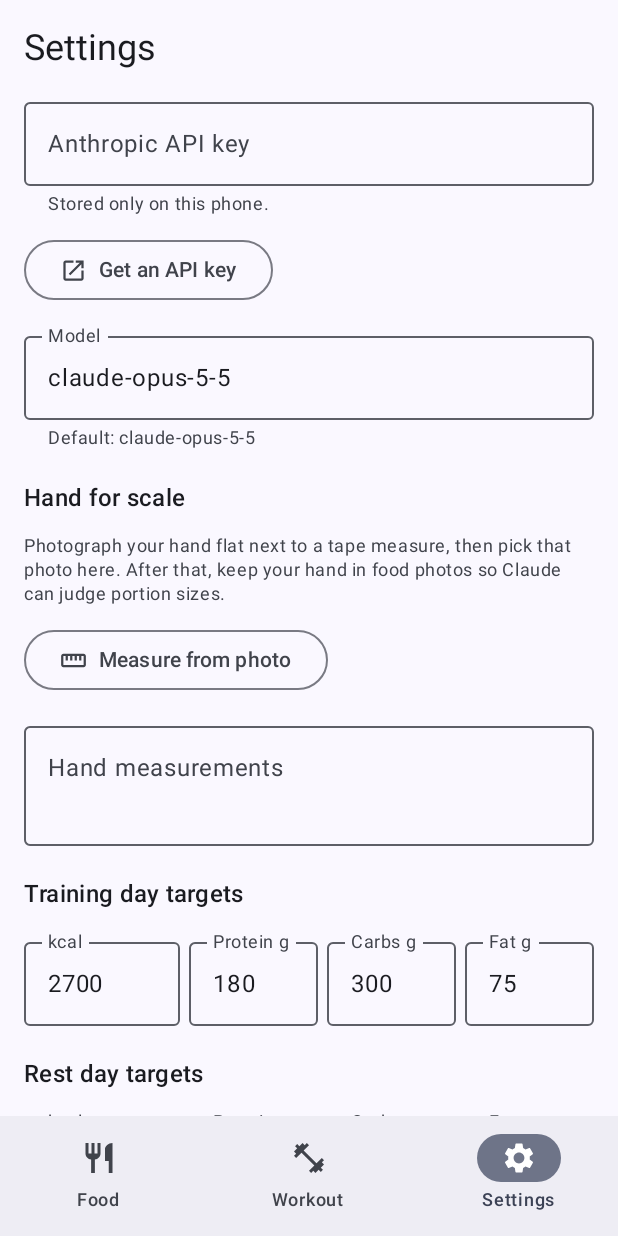
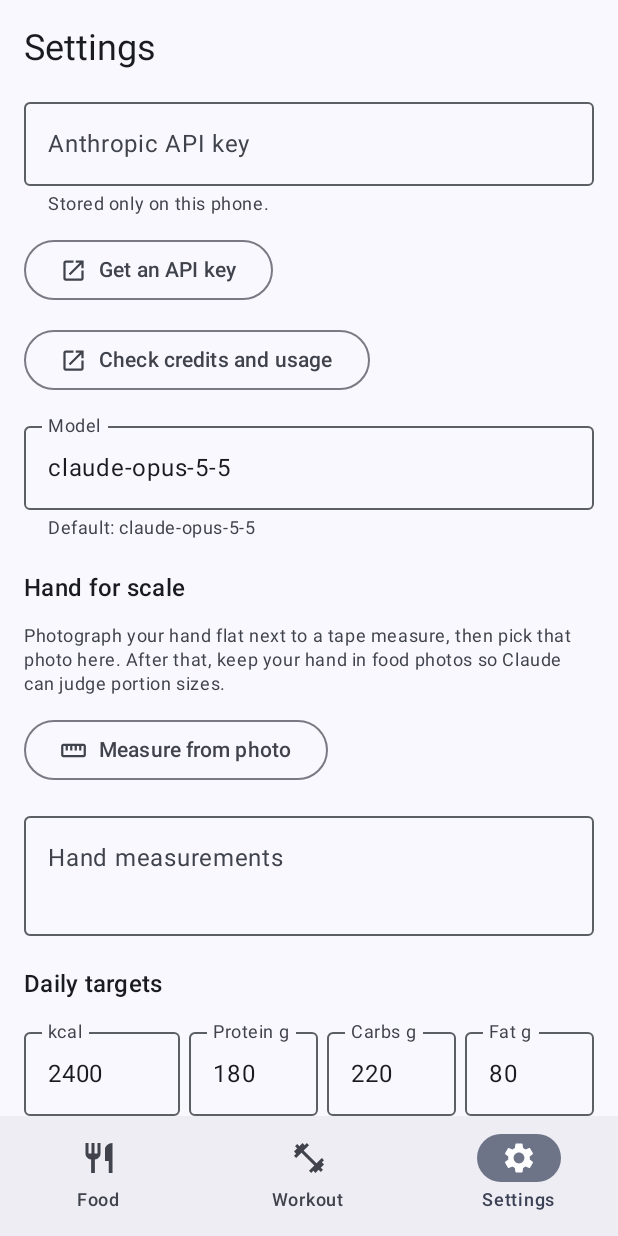
Before and after one commit to palatown/macroman, an Android app built with Jetpack Compose: the screen it shows after launch (MainActivity), on a phone screen of 412 x 824 dp. Run offline under Robolectric (Android 15) with nearby library versions, the phone set to English and light mode, and no system bars; our stand-ins replace Room's generated code; libraries missing offline, so code that uses them is left out: com.anthropic.client, com.anthropic.core, com.anthropic.errors, com.anthropic.models.

Commit message:
Use one set of daily targets, and link to billing from Settings
Drops the rest vs training day split. The rest day targets carry over as the
only targets, and logging a workout no longer changes them. A normal API key
can't read its credit balance, so Settings links to the Console billing page.

Co-Authored-By: Claude Opus 5.5 <noreply@anthropic.com>

```diff
--- a/app/src/main/java/com/dirkraft/macroman/data/Settings.kt
+++ b/app/src/main/java/com/dirkraft/macroman/data/Settings.kt
@@ -26,16 +26,12 @@ class Settings(context: Context) {
     /** Hand dimensions, one per line, sent with food photos so a hand in frame gives scale. */
     var handReference by pref("hand_reference", "")
 
-    private var trainingRaw by pref("targets_training", DEFAULT_TRAINING.encode())
-    private var restRaw by pref("targets_rest", DEFAULT_REST.encode())
+    // Stored under the old rest day key, which is what carries the existing values over.
+    private var targetsRaw by pref("targets_rest", DEFAULT_TARGETS.encode())
 
-    var trainingTargets: Targets
-        get() = Targets.decode(trainingRaw, DEFAULT_TRAINING)
-        set(v) { trainingRaw = v.encode() }
-
-    var restTargets: Targets
-        get() = Targets.decode(restRaw, DEFAULT_REST)
-        set(v) { restRaw = v.encode() }
+    var targets: Targets
+        get() = Targets.decode(targetsRaw, DEFAULT_TARGETS)
+        set(v) { targetsRaw = v.encode() }
 
     private fun pref(key: String, default: String) = object {
         private val state = mutableStateOf(prefs.getString(key, default) ?: default)
@@ -49,7 +45,6 @@ class Settings(context: Context) {
     companion object {
         const val DEFAULT_MODEL = "claude-opus-5-5"
         // Lean-gain starting points for roughly an 80 kg lifter; meant to be tuned in Settings.
-        val DEFAULT_TRAINING = Targets(calories = 2700, protein = 180, carbs = 300, fat = 75)
-        val DEFAULT_REST = Targets(calories = 2400, protein = 180, carbs = 220, fat = 80)
+        val DEFAULT_TARGETS = Targets(calories = 2400, protein = 180, carbs = 220, fat = 80)
     }
 }
--- a/app/src/main/java/com/dirkraft/macroman/ui/SettingsScreen.kt
+++ b/app/src/main/java/com/dirkraft/macroman/ui/SettingsScreen.kt
@@ -42,6 +42,7 @@ import com.dirkraft.macroman.data.Settings
 import com.dirkraft.macroman.data.Targets
 
 private const val CONSOLE_KEYS_URL = "https://console.anthropic.com/settings/keys"
+private const val CONSOLE_BILLING_URL = "https://platform.claude.com/settings/billing"
 
 private sealed interface KeyStatus {
     data object Empty : KeyStatus
@@ -112,6 +113,11 @@ fun SettingsScreen(vm: MainViewModel, modifier: Modifier) {
             Icon(Icons.AutoMirrored.Filled.OpenInNew, null, Modifier.size(18.dp))
             Text("Get an API key", Modifier.padding(start = 8.dp))
         }
+        // A normal API key can't read its credit balance, so this opens the page that shows it.
+        OutlinedButton(onClick = { uriHandler.openUri(CONSOLE_BILLING_URL) }) {
+            Icon(Icons.AutoMirrored.Filled.OpenInNew, null, Modifier.size(18.dp))
+            Text("Check credits and usage", Modifier.padding(start = 8.dp))
+        }
         OutlinedTextField(
             value = settings.model,
             onValueChange = { settings.model = it.trim() },
@@ -147,13 +153,7 @@ fun SettingsScreen(vm: MainViewModel, modifier: Modifier) {
             modifier = Modifier.fillMaxWidth(),
         )
 
-        TargetsEditor("Training day targets", settings.trainingTargets) { settings.trainingTargets = it }
-        TargetsEditor("Rest day targets", settings.restTargets) { settings.restTargets = it }
-        Text(
-            "A day counts as a training day as soon as any workout is logged on it.",
-            style = MaterialTheme.typography.bodySmall,
-            color = MaterialTheme.colorScheme.onSurfaceVariant,
-        )
+        TargetsEditor("Daily targets", settings.targets) { settings.targets = it }
     }
 }
 
```
Also changed, not shown: app/src/main/java/com/dirkraft/macroman/ui/Common.kt (+1 -10 lines), app/src/main/java/com/dirkraft/macroman/ui/FoodScreen.kt (+2 -7 lines).
